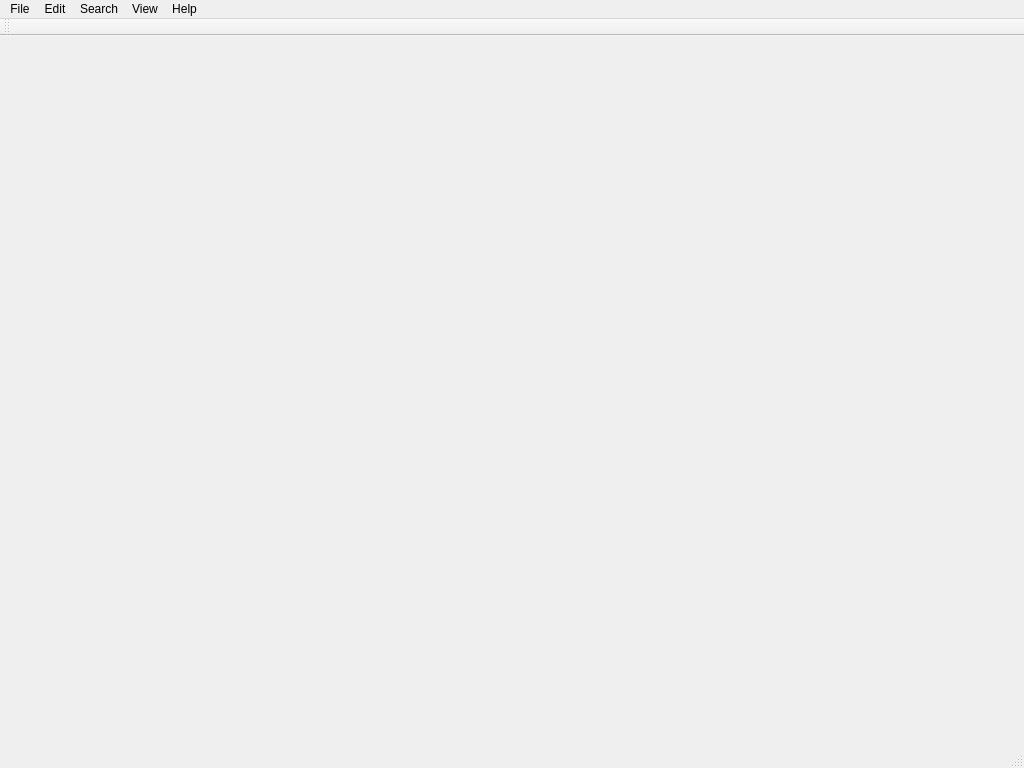
Before: the Qt Designer form ui/mainwindow.ui in bekindpleaserewind/gamefinder, drawn with Qt 5.
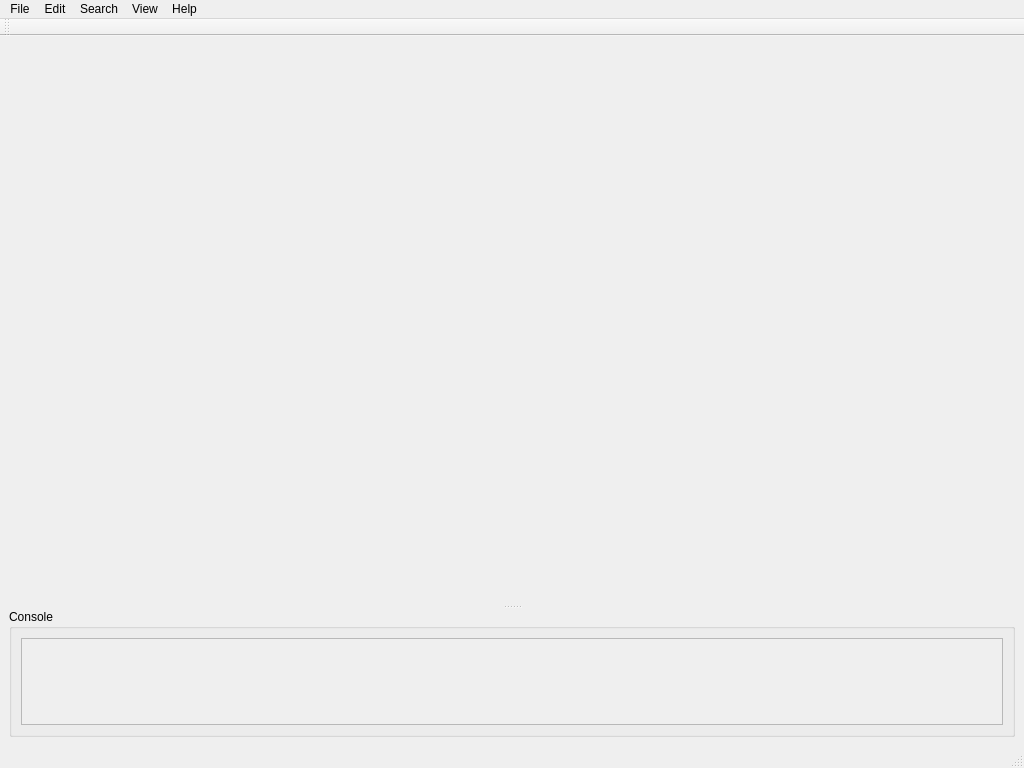
After: the same form once the commit is applied.

Commit message: Added a status console

Diff of the .ui file:
```diff
--- a/ui/mainwindow.ui
+++ b/ui/mainwindow.ui
@@ -22,7 +22,81 @@
   <widget class="QWidget" name="centralwidget">
    <layout class="QVBoxLayout" name="verticalLayout_2">
     <item>
-     <layout class="QVBoxLayout" name="main"/>
+     <widget class="QSplitter" name="splitter">
+      <property name="maximumSize">
+       <size>
+        <width>16777215</width>
+        <height>16777215</height>
+       </size>
+      </property>
+      <property name="orientation">
+       <enum>Qt::Vertical</enum>
+      </property>
+      <widget class="QWidget" name="verticalLayoutWidget">
+       <layout class="QVBoxLayout" name="main"/>
+      </widget>
+      <widget class="QGroupBox" name="consoleGroupBox">
+       <property name="sizePolicy">
+        <sizepolicy hsizetype="Preferred" vsizetype="Preferred">
+         <horstretch>0</horstretch>
+         <verstretch>0</verstretch>
+        </sizepolicy>
+       </property>
+       <property name="minimumSize">
+        <size>
+         <width>0</width>
+         <height>0</height>
+        </size>
+       </property>
+       <property name="maximumSize">
+        <size>
+         <width>16777215</width>
+         <height>128</height>
+        </size>
+       </property>
+       <property name="title">
+        <string>Console</string>
+       </property>
+       <layout class="QVBoxLayout" name="verticalLayout">
+        <item>
+         <layout class="QVBoxLayout" name="consoleLayout">
+          <item>
+           <widget class="QScrollArea" name="consoleScroll">
+            <property name="widgetResizable">
+             <bool>true</bool>
+            </property>
+            <widget class="QWidget" name="scrollAreaWidgetContents_2">
+             <property name="geometry">
+              <rect>
+               <x>0</x>
+               <y>0</y>
+               <width>982</width>
+               <height>88</height>
+              </rect>
+             </property>
+             <layout class="QVBoxLayout" name="verticalLayout_3">
+              <item>
+               <widget class="QLabel" name="consoleLabel">
+                <property name="text">
+                 <string/>
+                </property>
+                <property name="alignment">
+                 <set>Qt::AlignBottom|Qt::AlignLeading|Qt::AlignLeft</set>
+                </property>
+                <property name="textInteractionFlags">
+                 <set>Qt::TextSelectableByMouse</set>
+                </property>
+               </widget>
+              </item>
+             </layout>
+            </widget>
+           </widget>
+          </item>
+         </layout>
+        </item>
+       </layout>
+      </widget>
+     </widget>
     </item>
    </layout>
   </widget>
```
The commit also changes 5 other files.
